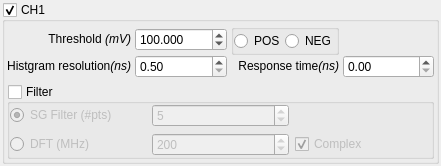
This is contrib/agilent/libs/ap240w/findslopeform.ui in qtplatz/qtplatz as Qt 5 draws it before an edit. The edited form follows.
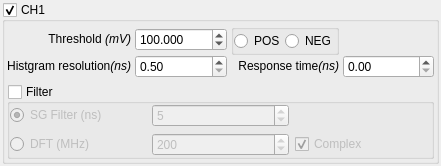
This is the edited form.

What changed in the file:
```diff
--- a/contrib/agilent/libs/ap240w/findslopeform.ui
+++ b/contrib/agilent/libs/ap240w/findslopeform.ui
@@ -217,7 +217,7 @@
              <item row="0" column="0">
               <widget class="QRadioButton" name="radioButton_sg">
                <property name="text">
-                <string>SG Filter (#pts)</string>
+                <string>SG Filter (ns)</string>
                </property>
                <property name="checked">
                 <bool>true</bool>
```
